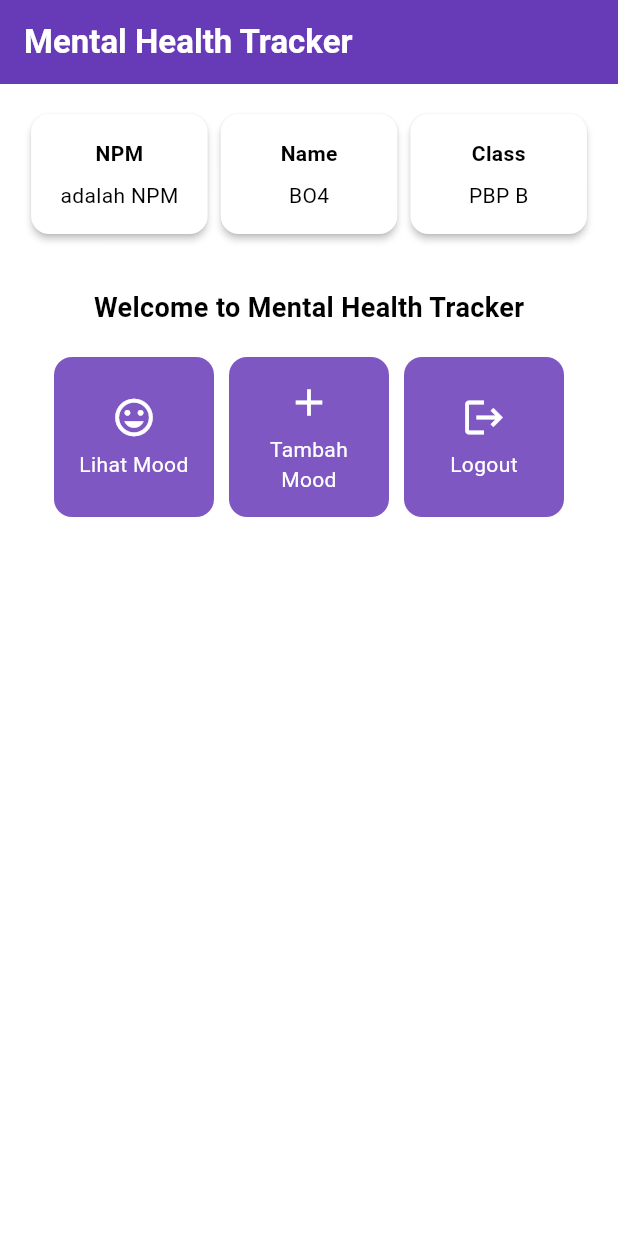
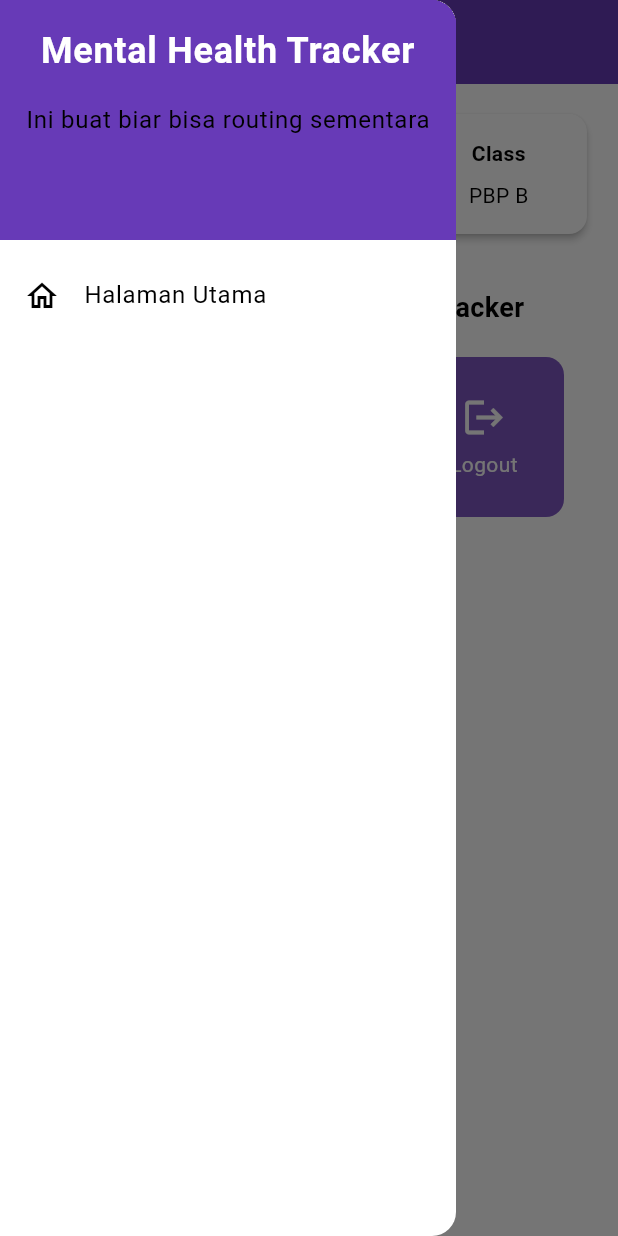
Before and after one commit to PbpIndexA/Jakarta-Wardrobe-Mobile, a Flutter app: the MyHomePage screen opened directly, with the side drawer open (before the commit the screen has no drawer), on a phone screen of 412 x 824 dp. Run offline on Flutter 3.47's test engine with Material 3 defaults, Android fonts, the phone set to English and light mode, and no system bars; missing offline and left inert: pbp_django_auth.

```diff
--- a/lib/shared/widgets/drawer.dart
+++ b/lib/shared/widgets/drawer.dart
@@ -0,0 +1,50 @@
+import 'package:flutter/material.dart';
+import 'package:jawa_app/menu.dart';
+
+class LeftDrawer extends StatelessWidget {
+  const LeftDrawer({super.key});
+
+  @override
+  Widget build(BuildContext context) {
+    return Drawer(
+      child: ListView(
+        children: [
+          DrawerHeader(
+            decoration: BoxDecoration(
+              color: Theme.of(context).colorScheme.primary,
+            ),
+            child: const Column(
+              children: [
+                Text(
+                  'Mental Health Tracker',
+                  textAlign: TextAlign.center,
+                  style: TextStyle(
+                    fontSize: 24,
+                    fontWeight: FontWeight.bold,
+                    color: Colors.white,
+                  ),
+                ),
+                Padding(padding: EdgeInsets.all(8)),
+                Text(
+                  "Ini buat biar bisa routing sementara",
+                ),
+              ],
+            ),
+          ),
+            ListTile(
+              leading: const Icon(Icons.home_outlined),
+              title: const Text('Halaman Utama'),
+              // Bagian redirection ke MyHomePage
+              onTap: () {
+                Navigator.pushReplacement(
+                    context,
+                    MaterialPageRoute(
+                      builder: (context) => MyHomePage(),
+                    ));
+              },
+            ),
+        ],
+      ),
+    );
+  }
+}
```
Also changed, not shown: lib/main.dart (+17 -26 lines), lib/menu.dart (+31 -1 lines).
